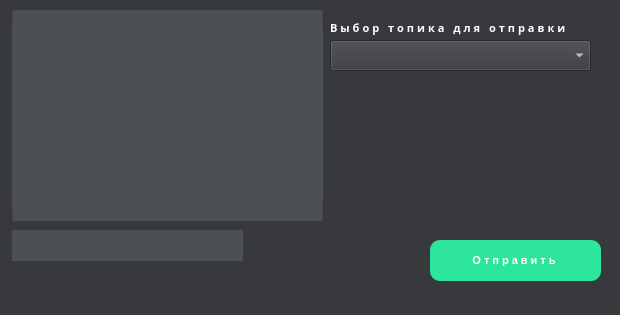
Old version of the form client.ui in the repository gaaldren/MQTT.
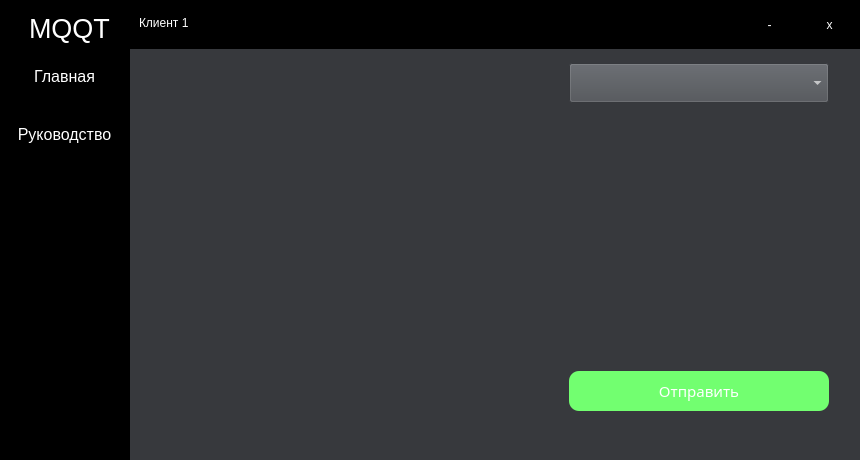
New version of the form.

The edit to the form file:
```diff
--- a/client.ui
+++ b/client.ui
@@ -6,20 +6,20 @@
    <rect>
     <x>0</x>
     <y>0</y>
-    <width>620</width>
-    <height>315</height>
+    <width>860</width>
+    <height>460</height>
    </rect>
   </property>
   <property name="minimumSize">
    <size>
-    <width>620</width>
-    <height>315</height>
+    <width>860</width>
+    <height>460</height>
    </size>
   </property>
   <property name="maximumSize">
    <size>
-    <width>620</width>
-    <height>315</height>
+    <width>860</width>
+    <height>460</height>
    </size>
   </property>
   <property name="windowTitle">
@@ -32,161 +32,341 @@
    <string notr="true">background-color: #37393d</string>
   </property>
   <widget class="QWidget" name="centralwidget">
-   <widget class="QTextEdit" name="textEdit_for_view">
+   <widget class="QFrame" name="frame">
     <property name="geometry">
      <rect>
-      <x>12</x>
-      <y>10</y>
-      <width>311</width>
-      <height>211</height>
+      <x>-1</x>
+      <y>-1</y>
+      <width>861</width>
+      <height>50</height>
      </rect>
     </property>
-    <property name="font">
-     <font>
-      <family>Montserrat</family>
-     </font>
+    <property name="styleSheet">
+     <string notr="true">background-color: rgb(0, 0, 0);</string>
     </property>
+    <property name="frameShape">
+     <enum>QFrame::NoFrame</enum>
+    </property>
+    <property name="frameShadow">
+     <enum>QFrame::Raised</enum>
+    </property>
+    <widget class="QPushButton" name="btn_close">
+     <property name="geometry">
+      <rect>
+       <x>800</x>
+       <y>0</y>
+       <width>61</width>
+       <height>51</height>
+      </rect>
+     </property>
+     <property name="styleSheet">
+      <string notr="true">QPushButton {
+ color: rgb(255, 255, 255);
+background-color: black;
+ border: 0px solid;
+}
+
+QPushButton:hover {
+	background-color: rgb(255, 17, 0);
+}</string>
+     </property>
+     <property name="text">
+      <string>x</string>
+     </property>
+    </widget>
+    <widget class="QPushButton" name="btn_ghost">
+     <property name="geometry">
+      <rect>
+       <x>740</x>
+       <y>0</y>
+       <width>61</width>
+       <height>51</height>
+      </rect>
+     </property>
+     <property name="styleSheet">
+      <string notr="true">QPushButton {
+ color: rgb(255, 255, 255);
+background-color: black;
+ border: 0px solid;
+}
+
+QPushButton:hover {
+background-color: rgb(55,55,55);
+}</string>
+     </property>
+     <property name="text">
+      <string>-</string>
+     </property>
+    </widget>
+    <widget class="QLabel" name="label">
+     <property name="geometry">
+      <rect>
+       <x>30</x>
+       <y>9</y>
+       <width>81</width>
+       <height>41</height>
+      </rect>
+     </property>
+     <property name="styleSheet">
+      <string notr="true">color: rgb(255, 255, 255);</string>
+     </property>
+     <property name="text">
+      <string>&lt;html&gt;&lt;head/&gt;&lt;body&gt;&lt;p&gt;&lt;span style=&quot; font-size:20pt;&quot;&gt;MQQT&lt;/span&gt;&lt;/p&gt;&lt;/body&gt;&lt;/html&gt;</string>
+     </property>
+    </widget>
+    <widget class="QLabel" name="label_2">
+     <property name="geometry">
+      <rect>
+       <x>140</x>
+       <y>9</y>
+       <width>51</width>
+       <height>31</height>
+      </rect>
+     </property>
+     <property name="styleSheet">
+      <string notr="true">color: rgb(255, 255, 255);
+</string>
+     </property>
+     <property name="text">
+      <string>&lt;html&gt;&lt;head/&gt;&lt;body&gt;&lt;p&gt;Клиент 1 &lt;/p&gt;&lt;/body&gt;&lt;/html&gt;</string>
+     </property>
+    </widget>
+   </widget>
+   <widget class="QFrame" name="frame_2">
+    <property name="geometry">
+     <rect>
+      <x>-1</x>
+      <y>49</y>
+      <width>131</width>
+      <height>411</height>
+     </rect>
+    </property>
     <property name="styleSheet">
-     <string notr="true">background-color: rgb(76, 79, 84);
+     <string notr="true">background-color: rgb(0, 0, 0);</string>
+    </property>
+    <property name="frameShape">
+     <enum>QFrame::StyledPanel</enum>
+    </property>
+    <property name="frameShadow">
+     <enum>QFrame::Raised</enum>
+    </property>
+    <widget class="QPushButton" name="pushButton_page1">
+     <property name="geometry">
+      <rect>
+       <x>0</x>
+       <y>2</y>
+       <width>131</width>
+       <height>51</height>
+      </rect>
+     </property>
+     <property name="font">
+      <font>
+       <pointsize>12</pointsize>
+      </font>
+     </property>
+     <property name="styleSheet">
+      <string notr="true">QPushButton {
+ color: rgb(255, 255, 255);
+background-color: black;
+ border: 0px solid;
+}
+
+QPushButton:hover {
+background-color: rgb(55,55,55);
+}</string>
+     </property>
+     <property name="text">
+      <string>Главная</string>
+     </property>
+    </widget>
+    <widget class="QPushButton" name="pushButton_page2">
+     <property name="geometry">
+      <rect>
+       <x>0</x>
+       <y>60</y>
+       <width>131</width>
+       <height>51</height>
+      </rect>
+     </property>
+     <property name="font">
+      <font>
+       <pointsize>12</pointsize>
+      </font>
+     </property>
+     <property name="styleSheet">
+      <string notr="true">QPushButton {
+ color: rgb(255, 255, 255);
+background-color: black;
+ border: 0px solid;
+}
+
+QPushButton:hover {
+background-color: rgb(55,55,55);
+}</string>
+     </property>
+     <property name="text">
+      <string>Руководство</string>
+     </property>
+    </widget>
+   </widget>
+   <widget class="QStackedWidget" name="stackedWidget">
+    <property name="geometry">
+     <rect>
+      <x>139</x>
+      <y>59</y>
+      <width>721</width>
+      <height>391</height>
+     </rect>
+    </property>
+    <widget class="QWidget" name="page_1">
+     <widget class="QPushButton" name="btn_for_sendmessage">
+      <property name="geometry">
+       <rect>
+        <x>430</x>
+        <y>312</y>
+        <width>260</width>
+        <height>40</height>
+       </rect>
+      </property>
+      <property name="minimumSize">
+       <size>
+        <width>40</width>
+        <height>40</height>
+       </size>
+      </property>
+      <property name="font">
+       <font>
+        <family>Agency FB</family>
+        <pointsize>11</pointsize>
+       </font>
+      </property>
+      <property name="styleSheet">
+       <string notr="true">background-color: rgb(114, 255, 112);
+border-radius: 10px;
+color: rgb(255, 255, 255);</string>
+      </property>
+      <property name="text">
+       <string>Отправить</string>
+      </property>
+     </widget>
+     <widget class="QTextEdit" name="textEdit_for_view">
+      <property name="geometry">
+       <rect>
+        <x>0</x>
+        <y>4</y>
+        <width>404</width>
+        <height>302</height>
+       </rect>
+      </property>
+      <property name="font">
+       <font>
+        <family>MS Shell Dlg 2</family>
+        <pointsize>12</pointsize>
+       </font>
+      </property>
+      <property name="styleSheet">
+       <string notr="true">background-color: #37393d;
  color: white;
 border-radius: 1px solid;
+border-color: #37393d;
 </string>
-    </property>
-    <property name="html">
-     <string>&lt;!DOCTYPE HTML PUBLIC &quot;-//W3C//DTD HTML 4.0//EN&quot; &quot;http://www.w3.org/TR/REC-html40/strict.dtd&quot;&gt;
+      </property>
+      <property name="html">
+       <string>&lt;!DOCTYPE HTML PUBLIC &quot;-//W3C//DTD HTML 4.0//EN&quot; &quot;http://www.w3.org/TR/REC-html40/strict.dtd&quot;&gt;
 &lt;html&gt;&lt;head&gt;&lt;meta name=&quot;qrichtext&quot; content=&quot;1&quot; /&gt;&lt;style type=&quot;text/css&quot;&gt;
 p, li { white-space: pre-wrap; }
-&lt;/style&gt;&lt;/head&gt;&lt;body style=&quot; font-family:'Montserrat'; font-size:8.25pt; font-weight:400; font-style:normal;&quot;&gt;
-&lt;p style=&quot;-qt-paragraph-type:empty; margin-top:0px; margin-bottom:0px; margin-left:0px; margin-right:0px; -qt-block-indent:0; text-indent:0px;&quot;&gt;&lt;br /&gt;&lt;/p&gt;&lt;/body&gt;&lt;/html&gt;</string>
-    </property>
-   </widget>
-   <widget class="QLineEdit" name="lineEdit_for_writetext">
-    <property name="geometry">
-     <rect>
-      <x>12</x>
-      <y>230</y>
-      <width>231</width>
-      <height>31</height>
-     </rect>
-    </property>
-    <property name="font">
-     <font>
-      <family>Montserrat</family>
-      <weight>75</weight>
-      <bold>true</bold>
-      <underline>false</underline>
-      <strikeout>false</strikeout>
-     </font>
-    </property>
-    <property name="styleSheet">
-     <string notr="true"> background: rgb(76, 79, 84);
+&lt;/style&gt;&lt;/head&gt;&lt;body style=&quot; font-family:'MS Shell Dlg 2'; font-size:12pt; font-weight:400; font-style:normal;&quot;&gt;
+&lt;p style=&quot;-qt-paragraph-type:empty; margin-top:0px; margin-bottom:0px; margin-left:0px; margin-right:0px; -qt-block-indent:0; text-indent:0px; font-family:'Montserrat'; font-size:8.25pt;&quot;&gt;&lt;br /&gt;&lt;/p&gt;&lt;/body&gt;&lt;/html&gt;</string>
+      </property>
+     </widget>
+     <widget class="QComboBox" name="comboBox_for_select_topic">
+      <property name="geometry">
+       <rect>
+        <x>430</x>
+        <y>4</y>
+        <width>260</width>
+        <height>40</height>
+       </rect>
+      </property>
+      <property name="minimumSize">
+       <size>
+        <width>0</width>
+        <height>40</height>
+       </size>
+      </property>
+      <property name="font">
+       <font>
+        <family>Montserrat</family>
+       </font>
+      </property>
+      <property name="styleSheet">
+       <string notr="true">background-color: rgb(76, 79, 84);
+color: white;
+
+</string>
+      </property>
+     </widget>
+     <widget class="QLineEdit" name="lineEdit_for_writetext">
+      <property name="geometry">
+       <rect>
+        <x>0</x>
+        <y>312</y>
+        <width>404</width>
+        <height>40</height>
+       </rect>
+      </property>
+      <property name="minimumSize">
+       <size>
+        <width>0</width>
+        <height>40</height>
+       </size>
+      </property>
+      <property name="font">
+       <font>
+        <family>MS Shell Dlg 2</family>
+        <pointsize>12</pointsize>
+        <weight>50</weight>
+        <bold>false</bold>
+        <underline>false</underline>
+        <strikeout>false</strikeout>
+       </font>
+      </property>
+      <property name="styleSheet">
+       <string notr="true"> background: #37393d;
  color: white;
 border-radius: 1px solid;</string>
-    </property>
-   </widget>
-   <widget class="QPushButton" name="btn_for_sendmessage">
-    <property name="geometry">
-     <rect>
-      <x>410</x>
-      <y>230</y>
-      <width>211</width>
-      <height>61</height>
-     </rect>
-    </property>
-    <property name="styleSheet">
-     <string notr="true">background: #7fc7ff;
-  text-decoration: none;
-  display: inline-block;
-  width: 140px;
-  height: 45px;
-  line-height: 45px;
-  border-radius: 10px;
-  margin: 10px 20px;
-  font-family: 'Montserrat', sans-serif;
-  font-size: 11px;
-  text-transform: uppercase;
-  text-align: center;
-  letter-spacing: 3px;
-  font-weight: 600;
-  color: #524f4e;
-  box-shadow: 0 8px 15px rgba(0, 0, 0, .1);
-  transition: .3s;
-  background: #2EE59D;
-  box-shadow: 0 15px 20px rgba(46, 229, 157, .4);
-  color: white;
-  transform: translateY(-7px);</string>
-    </property>
-    <property name="text">
-     <string>Отправить</string>
-    </property>
-   </widget>
-   <widget class="QComboBox" name="comboBox_for_select_topic">
-    <property name="geometry">
-     <rect>
-      <x>330</x>
-      <y>40</y>
-      <width>261</width>
-      <height>31</height>
-     </rect>
-    </property>
-    <property name="font">
-     <font>
-      <family>Montserrat</family>
-     </font>
-    </property>
-    <property name="styleSheet">
-     <string notr="true">color: white;
-</string>
-    </property>
-   </widget>
-   <widget class="QLabel" name="label_for_connect_result">
-    <property name="geometry">
-     <rect>
-      <x>12</x>
-      <y>270</y>
-      <width>391</width>
-      <height>21</height>
-     </rect>
-    </property>
-    <property name="styleSheet">
-     <string notr="true">color: rgb(255, 255, 255);</string>
-    </property>
-    <property name="text">
-     <string/>
-    </property>
-   </widget>
-   <widget class="QLabel" name="label">
-    <property name="geometry">
-     <rect>
-      <x>330</x>
-      <y>20</y>
-      <width>261</width>
-      <height>16</height>
-     </rect>
-    </property>
-    <property name="font">
-     <font>
-      <family>Montserrat</family>
-      <pointsize>-1</pointsize>
-      <weight>75</weight>
-      <bold>true</bold>
-     </font>
-    </property>
-    <property name="styleSheet">
-     <string notr="true">  color: white;
-  font-family: 'Montserrat', sans-serif;
-  font-size: 11px;
-  text-transform: uppercase;
-  text-align: center;
-  letter-spacing: 3px;
-  font-weight: 600;</string>
-    </property>
-    <property name="text">
-     <string>&lt;html&gt;&lt;head/&gt;&lt;body&gt;&lt;p&gt;Выбор топика для отправки&lt;/p&gt;&lt;/body&gt;&lt;/html&gt;</string>
-    </property>
+      </property>
+     </widget>
+    </widget>
+    <widget class="QWidget" name="page_3">
+     <widget class="QTextEdit" name="textEdit">
+      <property name="geometry">
+       <rect>
+        <x>3</x>
+        <y>0</y>
+        <width>701</width>
+        <height>361</height>
+       </rect>
+      </property>
+      <property name="styleSheet">
+       <string notr="true">border-width: 0px;
+border-style: solid;
+border-color: rgb(255, 255, 255);</string>
+      </property>
+      <property name="readOnly">
+       <bool>true</bool>
+      </property>
+      <property name="html">
+       <string>&lt;!DOCTYPE HTML PUBLIC &quot;-//W3C//DTD HTML 4.0//EN&quot; &quot;http://www.w3.org/TR/REC-html40/strict.dtd&quot;&gt;
+&lt;html&gt;&lt;head&gt;&lt;meta name=&quot;qrichtext&quot; content=&quot;1&quot; /&gt;&lt;style type=&quot;text/css&quot;&gt;
+p, li { white-space: pre-wrap; }
+&lt;/style&gt;&lt;/head&gt;&lt;body style=&quot; font-family:'MS Shell Dlg 2'; font-size:8.25pt; font-weight:400; font-style:normal;&quot;&gt;
+&lt;p style=&quot;-qt-paragraph-type:empty; margin-top:0px; margin-bottom:0px; margin-left:0px; margin-right:0px; -qt-block-indent:0; text-indent:0px;&quot;&gt;&lt;br /&gt;&lt;/p&gt;&lt;/body&gt;&lt;/html&gt;</string>
+      </property>
+     </widget>
+    </widget>
    </widget>
   </widget>
-  <widget class="QStatusBar" name="statusbar"/>
  </widget>
  <resources/>
  <connections/>
```
